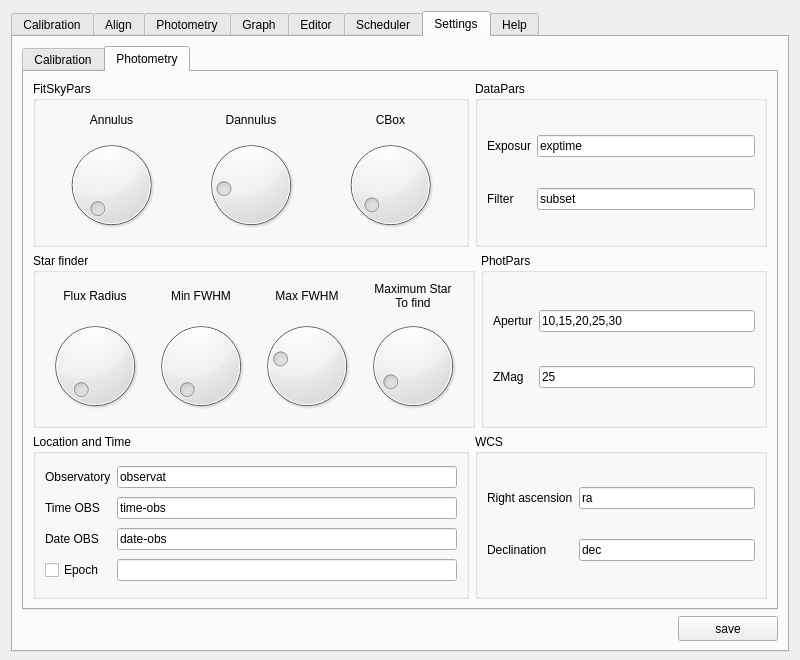
Old version of the form myraf.ui in the repository yucelkilic/myrafproject.
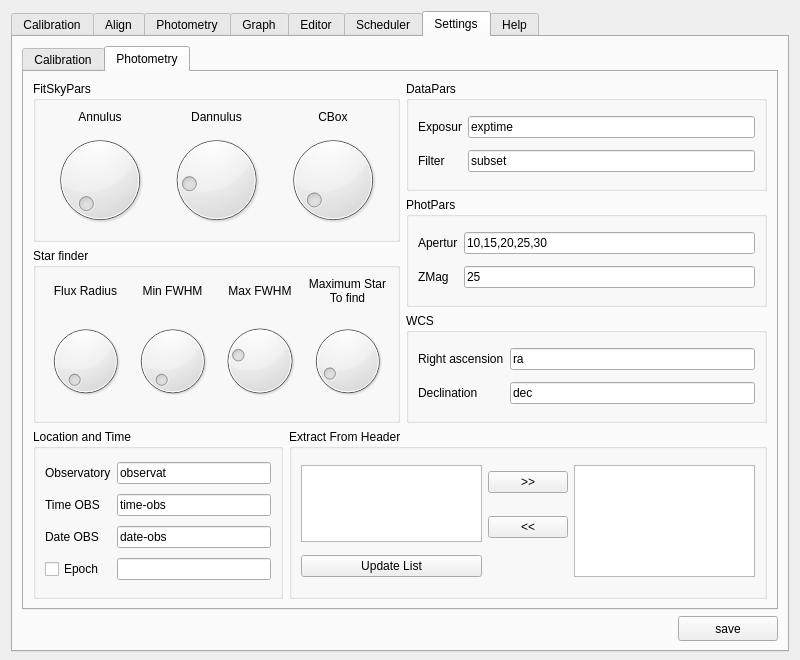
New version of the form. The open tabs and pages were chosen to show the change. Icons and pictures are not drawn. Custom widgets are drawn as their Qt base class.

Commit message: Extra header values in MYRaf result file added, import and export coordinate file added.

```diff
--- a/myraf.ui
+++ b/myraf.ui
@@ -3307,9 +3307,9 @@
           <attribute name="title">
            <string>Photometry</string>
           </attribute>
-          <layout class="QGridLayout" name="gridLayout_89">
+          <layout class="QGridLayout" name="gridLayout_110">
            <item row="0" column="0">
-            <layout class="QGridLayout" name="gridLayout_68">
+            <layout class="QGridLayout" name="gridLayout_109">
              <item row="0" column="0">
               <widget class="QGroupBox" name="groupBox_14">
                <property name="title">
@@ -3427,47 +3427,7 @@
                </layout>
               </widget>
              </item>
-             <item row="0" column="1" colspan="2">
-              <widget class="QGroupBox" name="groupBox_13">
-               <property name="title">
-                <string>DataPars</string>
-               </property>
-               <layout class="QGridLayout" name="gridLayout_53">
-                <item row="0" column="1">
-                 <widget class="QLineEdit" name="lineEdit_13">
-                  <property name="text">
-                   <string>exptime</string>
-                  </property>
-                 </widget>
-                </item>
-                <item row="1" column="0">
-                 <widget class="QLabel" name="label_39">
-                  <property name="text">
-                   <string>Filter</string>
-                  </property>
-                 </widget>
-                </item>
-                <item row="0" column="0">
-                 <widget class="QLabel" name="label_38">
-                  <property name="text">
-                   <string>Exposur</string>
-                  </property>
-                 </widget>
-                </item>
-                <item row="1" column="1">
-                 <widget class="QLineEdit" name="lineEdit_14">
-                  <property name="text">
-                   <string>subset</string>
-                  </property>
-                  <property name="maxLength">
-                   <number>8</number>
-                  </property>
-                 </widget>
-                </item>
-               </layout>
-              </widget>
-             </item>
-             <item row="1" column="0" colspan="2">
+             <item row="1" column="0">
               <widget class="QGroupBox" name="groupBox_19">
                <property name="title">
                 <string>Star finder</string>
@@ -3621,7 +3581,51 @@
                </layout>
               </widget>
              </item>
-             <item row="1" column="2">
+            </layout>
+           </item>
+           <item row="0" column="1">
+            <layout class="QGridLayout" name="gridLayout_108">
+             <item row="0" column="0">
+              <widget class="QGroupBox" name="groupBox_13">
+               <property name="title">
+                <string>DataPars</string>
+               </property>
+               <layout class="QGridLayout" name="gridLayout_53">
+                <item row="0" column="1">
+                 <widget class="QLineEdit" name="lineEdit_13">
+                  <property name="text">
+                   <string>exptime</string>
+                  </property>
+                 </widget>
+                </item>
+                <item row="1" column="0">
+                 <widget class="QLabel" name="label_39">
+                  <property name="text">
+                   <string>Filter</string>
+                  </property>
+                 </widget>
+                </item>
+                <item row="0" column="0">
+                 <widget class="QLabel" name="label_38">
+                  <property name="text">
+                   <string>Exposur</string>
+                  </property>
+                 </widget>
+                </item>
+                <item row="1" column="1">
+                 <widget class="QLineEdit" name="lineEdit_14">
+                  <property name="text">
+                   <string>subset</string>
+                  </property>
+                  <property name="maxLength">
+                   <number>8</number>
+                  </property>
+                 </widget>
+                </item>
+               </layout>
+              </widget>
+             </item>
+             <item row="1" column="0">
               <widget class="QGroupBox" name="groupBox_15">
                <property name="title">
                 <string>PhotPars</string>
@@ -3659,7 +3663,54 @@
               </widget>
              </item>
              <item row="2" column="0">
+              <widget class="QGroupBox" name="groupBox_20">
+               <property name="title">
+                <string>WCS</string>
+               </property>
+               <layout class="QGridLayout" name="gridLayout_71">
+                <item row="0" column="0">
+                 <widget class="QLabel" name="label_65">
+                  <property name="text">
+                   <string>Right ascension</string>
+                  </property>
+                 </widget>
+                </item>
+                <item row="0" column="1">
+                 <widget class="QLineEdit" name="lineEdit_22">
+                  <property name="text">
+                   <string>ra</string>
+                  </property>
+                 </widget>
+                </item>
+                <item row="1" column="0">
+                 <widget class="QLabel" name="label_66">
+                  <property name="text">
+                   <string>Declination</string>
+                  </property>
+                 </widget>
+                </item>
+                <item row="1" column="1">
+                 <widget class="QLineEdit" name="lineEdit_23">
+                  <property name="text">
+                   <string>dec</string>
+                  </property>
+                 </widget>
+                </item>
+               </layout>
+              </widget>
+             </item>
+            </layout>
+           </item>
+           <item row="1" column="0" colspan="2">
+            <layout class="QGridLayout" name="gridLayout_89">
+             <item row="0" column="0">
               <widget class="QGroupBox" name="groupBox_17">
+               <property name="minimumSize">
+                <size>
+                 <width>250</width>
+                 <height>160</height>
+                </size>
+               </property>
                <property name="title">
                 <string>Location and Time</string>
                </property>
@@ -3719,37 +3770,44 @@
                </layout>
               </widget>
              </item>
-             <item row="2" column="1" colspan="2">
-              <widget class="QGroupBox" name="groupBox_20">
+             <item row="0" column="1">
+              <widget class="QGroupBox" name="groupBox_31">
                <property name="title">
-                <string>WCS</string>
+                <string>Extract From Header</string>
                </property>
-               <layout class="QGridLayout" name="gridLayout_71">
-                <item row="0" column="0">
-                 <widget class="QLabel" name="label_65">
-                  <property name="text">
-                   <string>Right ascension</string>
+               <layout class="QGridLayout" name="gridLayout_68">
+                <item row="0" column="0" rowspan="2">
+                 <widget class="QListWidget" name="listWidget_19">
+                  <property name="selectionMode">
+                   <enum>QAbstractItemView::ExtendedSelection</enum>
                   </property>
                  </widget>
                 </item>
                 <item row="0" column="1">
-                 <widget class="QLineEdit" name="lineEdit_22">
+                 <widget class="QPushButton" name="pushButton_49">
                   <property name="text">
-                   <string>ra</string>
+                   <string>&gt;&gt;</string>
                   </property>
                  </widget>
                 </item>
-                <item row="1" column="0">
-                 <widget class="QLabel" name="label_66">
-                  <property name="text">
-                   <string>Declination</string>
+                <item row="0" column="2" rowspan="3">
+                 <widget class="QListWidget" name="listWidget_20">
+                  <property name="selectionMode">
+                   <enum>QAbstractItemView::ExtendedSelection</enum>
                   </property>
                  </widget>
                 </item>
                 <item row="1" column="1">
-                 <widget class="QLineEdit" name="lineEdit_23">
+                 <widget class="QPushButton" name="pushButton_50">
                   <property name="text">
-                   <string>dec</string>
+                   <string>&lt;&lt;</string>
+                  </property>
+                 </widget>
+                </item>
+                <item row="2" column="0">
+                 <widget class="QPushButton" name="pushButton_51">
+                  <property name="text">
+                   <string>Update List</string>
                   </property>
                  </widget>
                 </item>
```
Left out of the diff: 2 changed lines with no effect on the pictures. The commit also changes 3 other files.
